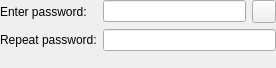
Before: the Qt Designer form src/gui/masterkey/PasswordEditWidget.ui in lhark/keepassxc, drawn with Qt 5.
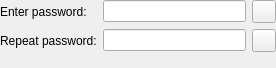
After: the same form once the commit is applied. Custom widgets are drawn as their Qt base class.

Commit message: Add PasswordGeneratorWidget to PasswordEditWidget

```diff
--- a/src/gui/masterkey/PasswordEditWidget.ui
+++ b/src/gui/masterkey/PasswordEditWidget.ui
@@ -48,6 +48,20 @@
      </item>
     </layout>
    </item>
+   <item row="1" column="1">
+    <layout class="QHBoxLayout" name="horizontalLayout_2">
+     <item>
+      <widget class="PasswordEdit" name="repeatPasswordEdit">
+       <property name="echoMode">
+        <enum>QLineEdit::Password</enum>
+       </property>
+      </widget>
+     </item>
+     <item>
+      <widget class="QToolButton" name="passwordGeneratorButton"/>
+     </item>
+    </layout>
+   </item>
    <item row="1" column="0">
     <widget class="QLabel" name="repeatPasswordLabel">
      <property name="text">
@@ -55,13 +69,6 @@
      </property>
     </widget>
    </item>
-   <item row="1" column="1">
-    <widget class="PasswordEdit" name="repeatPasswordEdit">
-     <property name="echoMode">
-      <enum>QLineEdit::Password</enum>
-     </property>
-    </widget>
-   </item>
   </layout>
  </widget>
  <customwidgets>
```
Left out of the diff: 1 changed line with no effect on the pictures. The commit also changes 2 other files.
